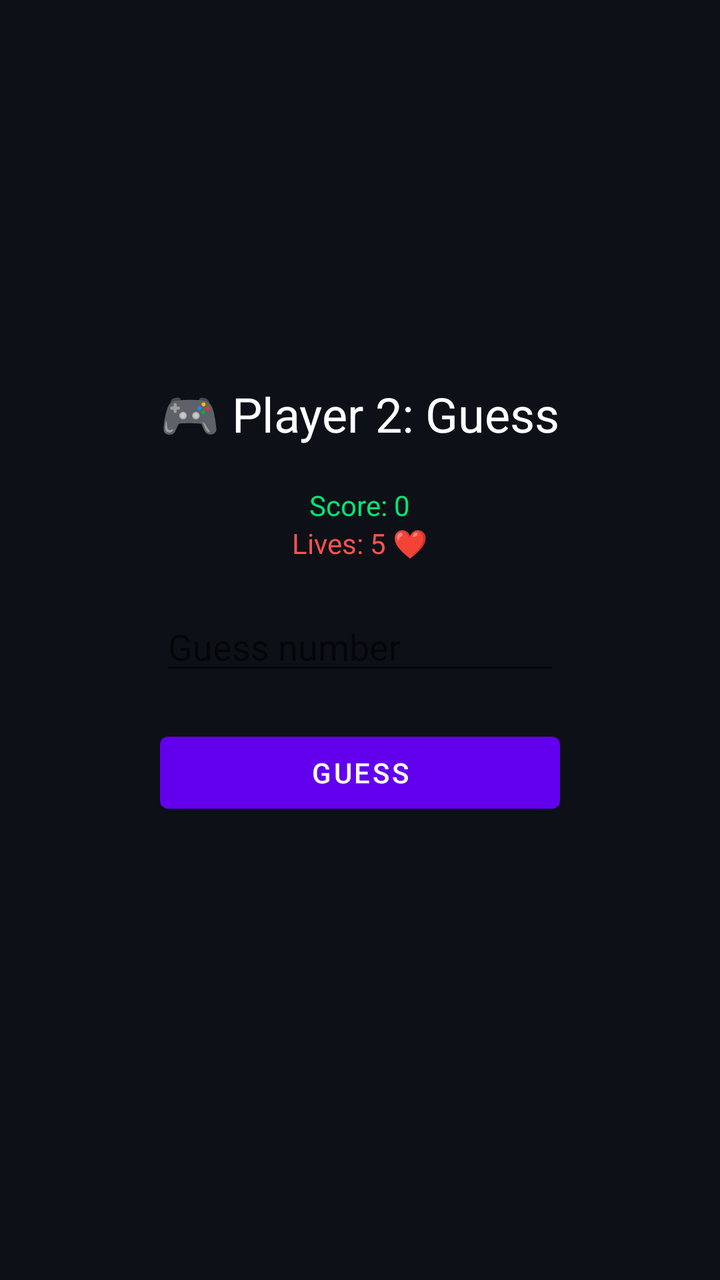
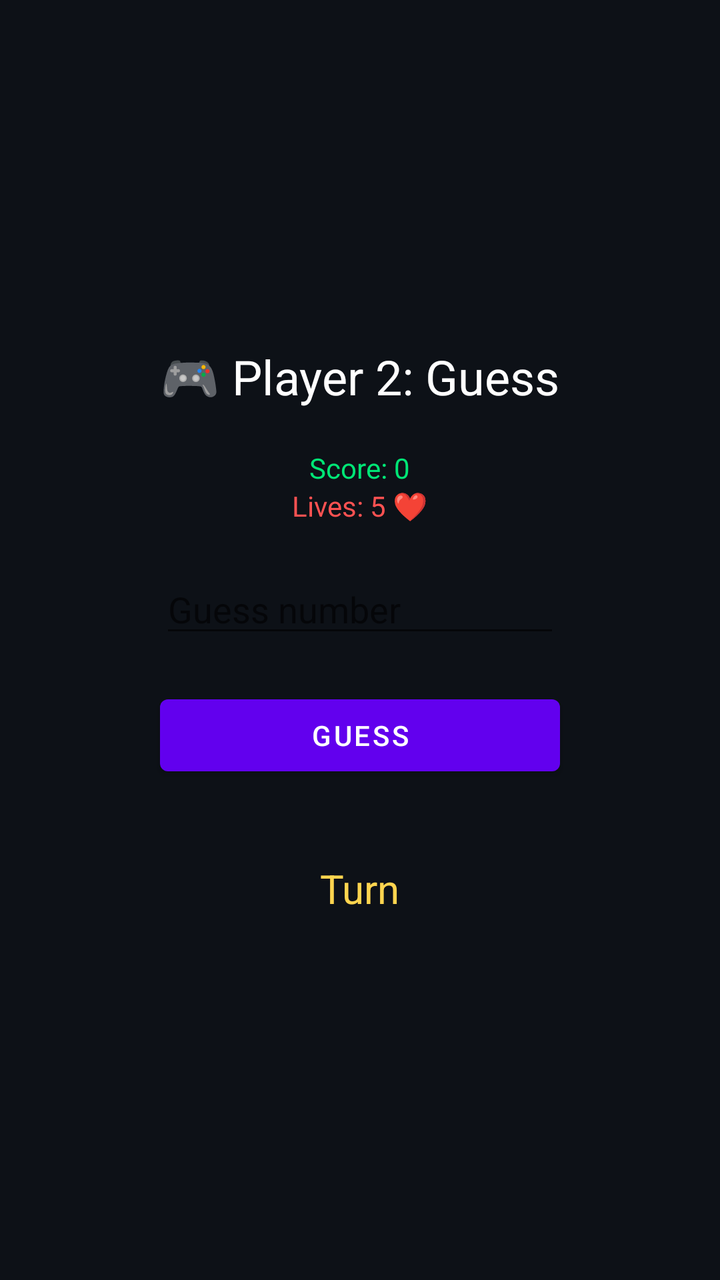

Two renders of the same Android screen: before a commit and after it. Below are the layout's source before the change and the commit's diff.
<!-- AndroidManifest.xml: fallback theme Theme.MaterialComponents.DayNight.NoActionBar -->
<!-- res/layout/activity_game.xml -->
<?xml version="1.0" encoding="utf-8"?>
<LinearLayout
    xmlns:android="http://schemas.android.com/apk/res/android"
    android:orientation="vertical"
    android:gravity="center"
    android:background="#0D1117"
    android:layout_width="match_parent"
    android:layout_height="match_parent">

    <TextView
        android:text="🎮 Player 2: Guess"
        android:textSize="24sp"
        android:textColor="#FFFFFF"
        android:layout_marginBottom="20dp"
        android:layout_width="wrap_content"
        android:layout_height="wrap_content"/>

    <TextView
        android:id="@+id/scoreText"
        android:text="Score: 0"
        android:textColor="#00E676"
        android:layout_width="wrap_content"
        android:layout_height="wrap_content"/>

    <TextView
        android:id="@+id/livesText"
        android:text="Lives: 5 ❤️"
        android:textColor="#FF5252"
        android:layout_marginBottom="20dp"
        android:layout_width="wrap_content"
        android:layout_height="wrap_content"/>

    <EditText
        android:id="@+id/input"
        android:hint="Guess number"
        android:textColor="#FFFFFF"
        android:layout_width="200dp"
        android:layout_height="wrap_content"/>

    <Button
        android:id="@+id/submitBtn"
        android:text="Guess"
        android:layout_marginTop="20dp"
        android:layout_width="200dp"
        android:layout_height="wrap_content"/>

    <TextView
        android:id="@+id/resultText"
        android:text=""
        android:textColor="#FFFFFF"
        android:layout_marginTop="20dp"
        android:layout_width="wrap_content"
        android:layout_height="wrap_content"/>

</LinearLayout>
<!-- resources referenced by this layout -->
<resources>

</resources>

<!-- the commit's change to res/layout/activity_game.xml (unified diff, before → after) -->
@@ -51,5 +51,14 @@
         android:layout_marginTop="20dp"
         android:layout_width="wrap_content"
         android:layout_height="wrap_content"/>
+    
+    <TextView
+    android:id="@+id/turnText"
+    android:text="Turn"
+    android:textSize="20sp"
+    android:textColor="#FFD54F"
+    android:layout_marginBottom="10dp"
+    android:layout_width="wrap_content"
+    android:layout_height="wrap_content"/>
 
 </LinearLayout>
